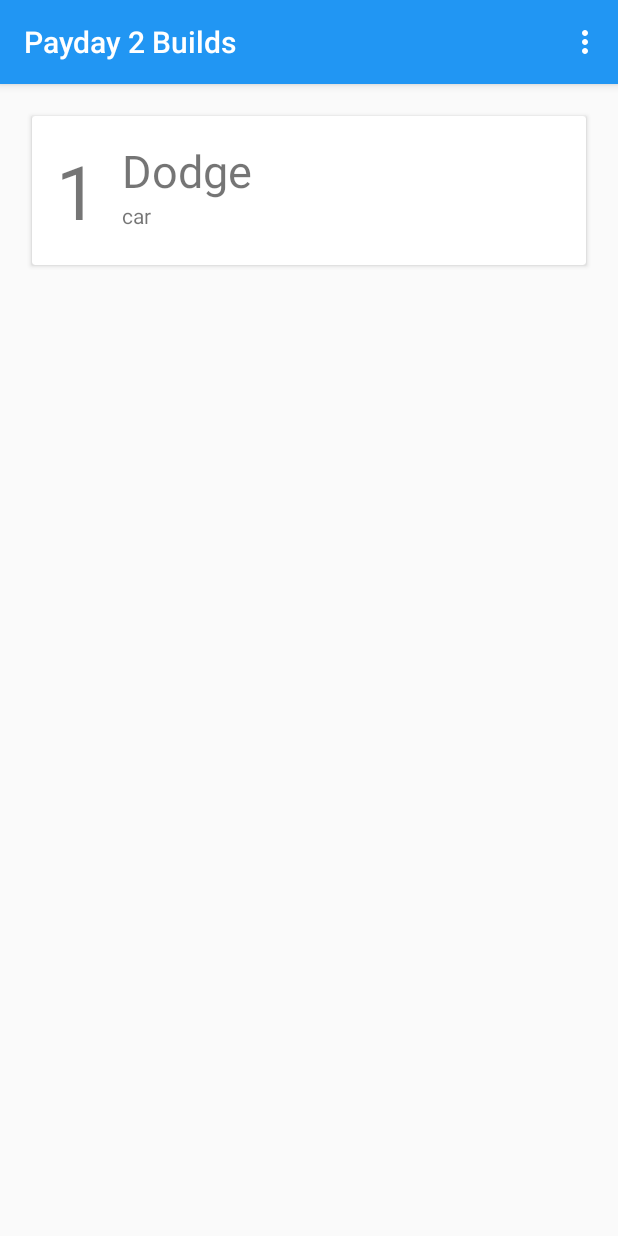
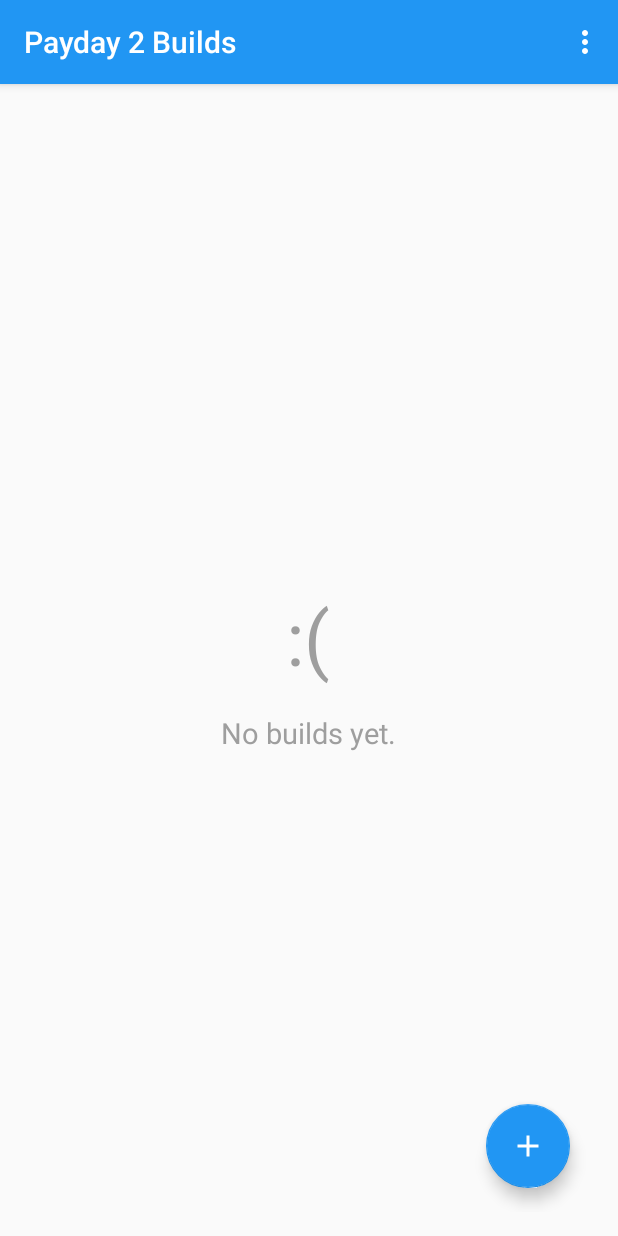
Before and after one commit to jamieadkins95/Heistr, an Android app: the screen it shows after launch (BuildListActivity), on a phone screen of 412 x 824 dp. Run offline under Robolectric (Android 15) with nearby library versions, the phone set to English and light mode, and no system bars.

Commit message:
Added FAB 2

```diff
--- a/app/build.gradle
+++ b/app/build.gradle
@@ -21,8 +21,8 @@ android {
 
 dependencies {
     compile fileTree(dir: 'libs', include: ['*.jar'])
-    compile 'com.android.support:appcompat-v7:22.0.0'
+    compile 'com.android.support:appcompat-v7:22.2.0'
     compile 'com.android.support:recyclerview-v7:21.0.+'
     compile 'com.android.support:cardview-v7:21.0.+'
-
+    compile 'com.android.support:design:22.2.0'
 }
--- a/app/src/main/java/com/dawgandpony/pd2skills/BuildListActivity.java
+++ b/app/src/main/java/com/dawgandpony/pd2skills/BuildListActivity.java
@@ -1,5 +1,8 @@
 package com.dawgandpony.pd2skills;
 
+import android.content.res.ColorStateList;
+import android.graphics.Color;
+import android.support.design.widget.FloatingActionButton;
 import android.support.v7.app.ActionBarActivity;
 import android.support.v7.app.ActionBar;
 import android.support.v4.app.Fragment;
@@ -13,7 +16,9 @@ import android.view.MenuItem;
 import android.view.View;
 import android.view.ViewGroup;
 import android.os.Build;
+import android.widget.ImageButton;
 import android.widget.ListView;
+import android.widget.Toast;
 
 import com.dawgandpony.pd2skills.utils.RVAdapter;
 import com.dawgandpony.pd2skills.utils.RecyclerViewEmptySupport;
@@ -49,11 +54,9 @@ public class BuildListActivity extends ActionBarActivity {
         // as you specify a parent activity in AndroidManifest.xml.
         int id = item.getItemId();
 
-        //noinspection SimplifiableIfStatement
-        if (id == R.id.action_settings) {
-            return true;
+        if (id == R.id.action_settings){
+            Toast.makeText(this, "LOL, no settings!", Toast.LENGTH_SHORT).show();
         }
-
         return super.onOptionsItemSelected(item);
     }
 
@@ -64,6 +67,8 @@ public class BuildListActivity extends ActionBarActivity {
 
         RecyclerViewEmptySupport rvBuilds;
         CardView cv;
+        ArrayList<SkillBuild> builds;
+        FloatingActionButton FAB;
 
         public BuildListFragment() {
         }
@@ -72,14 +77,34 @@ public class BuildListActivity extends ActionBarActivity {
         public View onCreateView(LayoutInflater inflater, ViewGroup container,
                                  Bundle savedInstanceState) {
             View rootView = inflater.inflate(R.layout.fragment_build_list, container, false);
+            builds = new ArrayList<SkillBuild>();
 
-            RVAdapter mAdapter = new RVAdapter(SkillBuild.exampleData());
+            RVAdapter mAdapter = new RVAdapter(builds);
+            //RVAdapter mAdapter = new RVAdapter(SkillBuild.exampleData());
 
 
             this.rvBuilds = (RecyclerViewEmptySupport) rootView.findViewById(R.id.rvBuilds);
             this.rvBuilds.setLayoutManager(new LinearLayoutManager(this.getActivity()));
             this.rvBuilds.setEmptyView(rootView.findViewById(R.id.emptyElement));
             this.rvBuilds.setAdapter(mAdapter);
+
+            FAB = (FloatingActionButton) rootView.findViewById(R.id.fabNewBuild);
+            ColorStateList csl = new ColorStateList(
+                    new int[][] {{android.R.attr.state_pressed},{}},
+                    new int[] {Color.rgb(187,222,251), Color.rgb(33,150,243)});
+            FAB.setBackgroundTintList(csl);
+            FAB.setOnClickListener(new View.OnClickListener() {
+                @Override
+                public void onClick(View v) {
+
+
+                    Toast.makeText(getActivity(), "Hello World", Toast.LENGTH_SHORT).show();
+
+
+                }
+            });
+
+
             return rootView;
         }
     }
--- a/app/src/main/res/drawable/fab_colors.xml
+++ b/app/src/main/res/drawable/fab_colors.xml
@@ -1,4 +1,9 @@
 <?xml version="1.0" encoding="utf-8"?>
 <selector xmlns:android="http://schemas.android.com/apk/res/android">
+    <!--<item android:state_focused="true" android:color="@color/testcolor1"/>
+    <item android:state_enabled="false" android:color="@color/testcolor3" />
+    -->
+    <item android:state_pressed="true" android:state_enabled="false" android:color="@color/primaryPressed" />
 
+    <item android:color="@color/primary"/>
 </selector>
--- a/app/src/main/res/layout/fragment_build_list.xml
+++ b/app/src/main/res/layout/fragment_build_list.xml
@@ -10,6 +10,20 @@
         android:layout_width="match_parent"
         android:layout_height="match_parent"
         android:id="@+id/rvBuilds"
+        />
+
+    <android.support.design.widget.FloatingActionButton
+        android:id="@+id/fabNewBuild"
+        android:layout_width="wrap_content"
+        android:layout_height="wrap_content"
+        android:layout_gravity="bottom"
+        android:layout_margin="16dp"
+        android:clickable="true"
+        android:elevation="4dp"
+        android:src="@drawable/ic_add_white_24dp"
+        android:layout_alignParentRight="true"
+        android:layout_alignParentEnd="true"
+        android:layout_alignParentBottom="true"
         />
 
     <RelativeLayout
@@ -27,6 +41,7 @@
             android:textColor="#9E9E9E"
             android:textSize="50sp"
             android:layout_centerInParent="true"
+            android:paddingBottom="30dp"
 
             />
 
@@ -38,7 +53,8 @@
             android:textColor="#9E9E9E"
             android:textSize="19sp"
             android:layout_below="@+id/emptyTxt1"
-            android:paddingTop="30dp"
+
+
 
             />
 
--- a/app/src/main/res/values/colors.xml
+++ b/app/src/main/res/values/colors.xml
@@ -2,7 +2,8 @@
 <resources>
 
     <item name="primary" type="color">#2196F3</item>
-
+    <item name="primaryDark" type="color">#1976D2</item>
+    <item name="primaryPressed" type="color">#BBDEFB</item>
 
 
 
--- a/settings.gradle
+++ b/settings.gradle
@@ -1 +1 @@
-include ':app'
+include ':app', ':library'
```
Also changed, not shown: app/src/main/java/com/dawgandpony/pd2skills/SkillBuild.java (+7 -0 lines), app/src/main/res/drawable-hdpi/ic_add_white_24dp.png (added), app/src/main/res/drawable-hdpi/ic_add_white_48dp.png (added), app/src/main/res/drawable-mdpi/ic_add_white_24dp.png (added), app/src/main/res/drawable-mdpi/ic_add_white_48dp.png (added), app/src/main/res/drawable-xhdpi/ic_add_white_24dp.png (added), app/src/main/res/drawable-xhdpi/ic_add_white_48dp.png (added), app/src/main/res/drawable-xxhdpi/ic_add_white_24dp.png (added), app/src/main/res/drawable-xxhdpi/ic_add_white_48dp.png (added), app/src/main/res/drawable-xxxhdpi/ic_add_white_24dp.png (added), app/src/main/res/drawable-xxxhdpi/ic_add_white_48dp.png (added), 2 other files.
